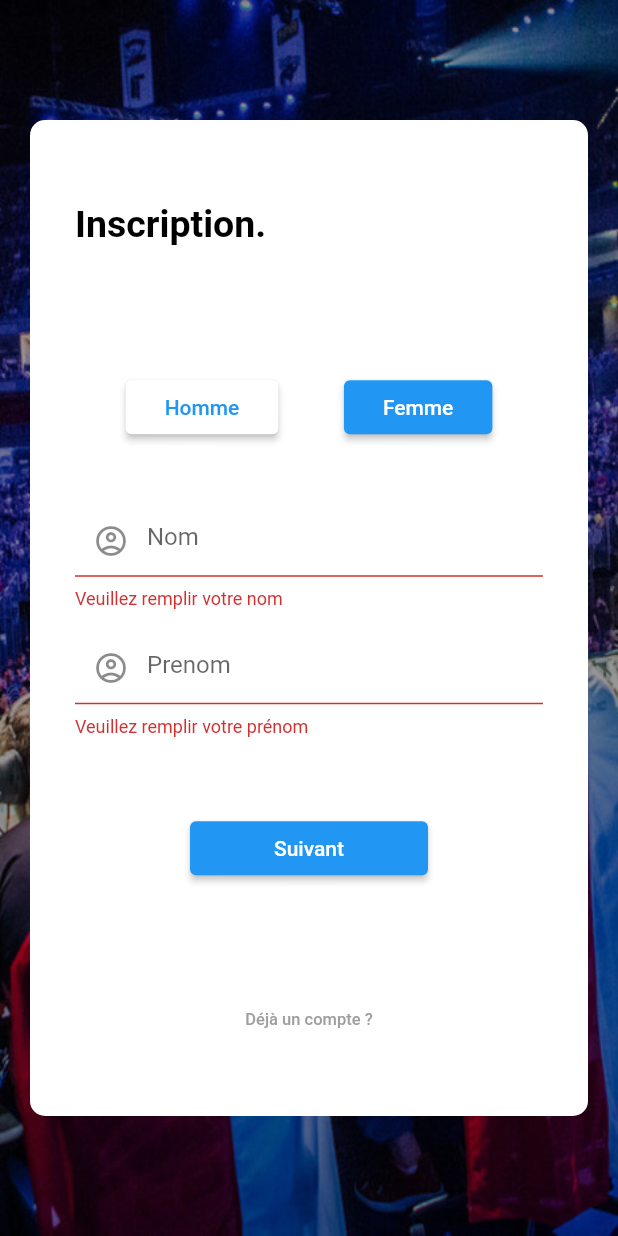
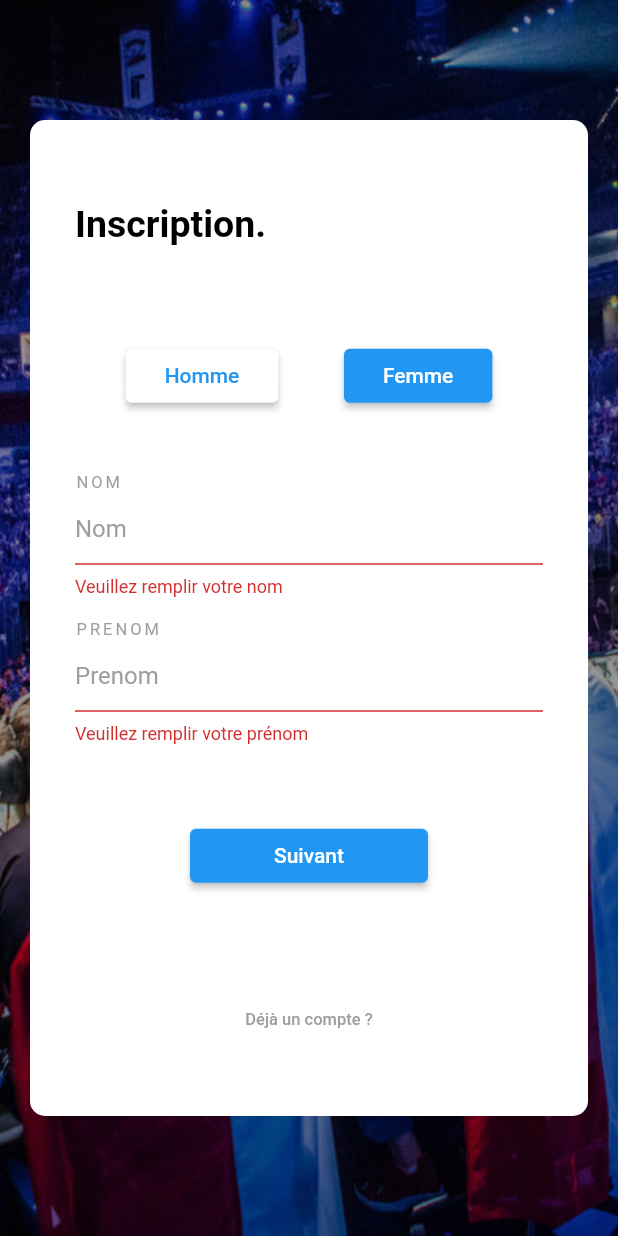
Before and after one commit to ynov-lyon-mobilite/Bet-It-mobileApp, a Flutter app: the RegisterPage screen opened by its route, after a tap on "Suivant", on a phone screen of 412 x 824 dp. Run offline on Flutter 3.47's test engine with Material 2 defaults, Android fonts, the phone set to English and light mode, and no system bars; drawn by our look-alikes of step_progress_indicator; our stand-ins replace cloud_firestore, country_picker, email_validator, firebase_auth, firebase_core, google_fonts; missing offline and left inert: ansicolor; accounts and stored records are empty.

Commit message:
Update register page & login

```diff
--- a/lib/screens/register_page.dart
+++ b/lib/screens/register_page.dart
@@ -61,11 +61,11 @@ class _RegisterPageState extends State<RegisterPage> {
                   color: Colors.white,
                   borderRadius: BorderRadius.all(Radius.circular(10)),
                 ),
-                child: Column(
-                  mainAxisAlignment: MainAxisAlignment.center,
+                child: Stack(
                   children: [
-                    Expanded(
-                      child: Align(
+                    Column(
+                      children: [
+                        Align(
                           alignment: Alignment.topLeft,
                           child: Padding(
                             padding: const EdgeInsets.only(top: 25.0),
@@ -79,9 +79,7 @@ class _RegisterPageState extends State<RegisterPage> {
                             ),
                           ),
                         ),
-                    ),
                         Expanded(
-                      flex: 3,
                           child: PageView(
                             physics: const NeverScrollableScrollPhysics(),
                             scrollDirection: Axis.horizontal,
@@ -89,14 +87,13 @@ class _RegisterPageState extends State<RegisterPage> {
                             children: [
                               Form(
                                 key: _formKeyNameSurname,
-                            child: Center(
                                 child: Flex(
+                                  mainAxisAlignment: MainAxisAlignment.center,
                                   direction: Axis.vertical,
                                   children: [
                                     Center(
                                       child: SingleChildScrollView(
                                         child: Column(
-                                        mainAxisAlignment: MainAxisAlignment.center,
                                           children: [
                                             buildGenderRow(),
                                             Padding(
@@ -140,12 +137,12 @@ class _RegisterPageState extends State<RegisterPage> {
                                   ],
                                 ),
                               ),
-                          ),
                               //Pseudo, Mail, Mdp
                               Form(
                                 key: _formKeyNicknameMail,
                                 child: Center(
                                   child: Flex(
+                                    mainAxisAlignment: MainAxisAlignment.center,
                                     direction: Axis.vertical,
                                     children: [
                                       Center(
@@ -233,6 +230,7 @@ class _RegisterPageState extends State<RegisterPage> {
                                 key: _formKeyDDNCountryCity,
                                 child: Center(
                                   child: Flex(
+                                    mainAxisAlignment: MainAxisAlignment.center,
                                     direction: Axis.vertical,
                                     children: [
                                       Center(
@@ -272,7 +270,7 @@ class _RegisterPageState extends State<RegisterPage> {
                                 ),
                               ),
                             ],
-                      ),
+                          )
                         ),
                         TextButton(
                           onPressed: () => Navigator.of(context).pop(),
@@ -293,6 +291,8 @@ class _RegisterPageState extends State<RegisterPage> {
                         ),
                       ],
                     ),
+                  ],
+                )
               ),
             ),
           ),
--- a/lib/widgets/country_city_date_birth_form.dart
+++ b/lib/widgets/country_city_date_birth_form.dart
@@ -37,7 +37,20 @@ class _CountryCityDateBirthFormState extends State<CountryCityDateBirthForm> {
                 widget.ddnController.text = "${selectedDate?.day}-${selectedDate?.month}-${selectedDate?.year}";
               });
             },
-            child: TextFormField(
+            child: Column(
+              children: [
+                const Align(
+                  child: Text(
+                    "DATE DE NAISSANCE",
+                    style: TextStyle(
+                      color: Colors.grey,
+                      letterSpacing: 2,
+                      fontSize: 11,
+                    ),
+                  ),
+                  alignment: Alignment.centerLeft,
+                ),
+                TextFormField(
                   enabled: false,
                   validator: (value) {
                     if (value == null || value.isEmpty) {
@@ -47,12 +60,11 @@ class _CountryCityDateBirthFormState extends State<CountryCityDateBirthForm> {
                   },
                   decoration: const InputDecoration(
                     hintText: "Date de naissance",
-                prefixIcon: Icon(
-                  Icons.calendar_today,
-                  size: 20,
-                ),
+                    hintStyle: TextStyle(color: Colors.grey)
                   ),
                   controller: widget.ddnController,
+                ),
+              ],
             ),
           ),
         ),
@@ -67,7 +79,20 @@ class _CountryCityDateBirthFormState extends State<CountryCityDateBirthForm> {
                 },
               );
             },
-            child: TextFormField(
+            child: Column(
+              children: [
+                const Align(
+                  child: Text(
+                    "PAYS DE NAISSANCE",
+                    style: TextStyle(
+                      color: Colors.grey,
+                      letterSpacing: 2,
+                      fontSize: 11,
+                    ),
+                  ),
+                  alignment: Alignment.centerLeft,
+                ),
+                TextFormField(
                   enabled: false,
                   validator: (value) {
                     if(value == null || value.isEmpty){
@@ -78,10 +103,25 @@ class _CountryCityDateBirthFormState extends State<CountryCityDateBirthForm> {
                   controller: widget.countryController,
                   decoration: const InputDecoration(
                     hintText: "Pays de naissance",
-                prefixIcon: Icon(Icons.map),
+                    hintStyle: TextStyle(color: Colors.grey)
+                  ),
+                ),
+              ],
             ),
           ),
         ),
+        Column(
+          children: [
+            const Align(
+              child: Text(
+                "VILLE DE NAISSANCE",
+                style: TextStyle(
+                  color: Colors.grey,
+                  letterSpacing: 2,
+                  fontSize: 11,
+                ),
+              ),
+              alignment: Alignment.centerLeft,
             ),
             TextFormField(
               validator: (value) {
@@ -93,8 +133,10 @@ class _CountryCityDateBirthFormState extends State<CountryCityDateBirthForm> {
               controller: widget.cityController,
               decoration: const InputDecoration(
                 hintText: "Ville de naissance",
-            prefixIcon: Icon(Icons.location_city_sharp),
+                hintStyle: TextStyle(color: Colors.grey)
               ),
+            ),
+          ],
         ),
       ],
     );
--- a/lib/widgets/name_surname_form.dart
+++ b/lib/widgets/name_surname_form.dart
@@ -16,7 +16,20 @@ class NameSurnameForm extends StatelessWidget {
       children: [
         Padding(
           padding: const EdgeInsets.only(bottom: 15.0),
-          child: TextFormField(
+          child: Column(
+            children: [
+              const Align(
+                child: Text(
+                  "NOM",
+                  style: TextStyle(
+                    color: Colors.grey,
+                    letterSpacing: 2,
+                    fontSize: 11,
+                  ),
+                ),
+                alignment: Alignment.centerLeft,
+              ),
+              TextFormField(
                 keyboardType: TextInputType.name,
                 validator: (value) {
                   if(value == null || value.isEmpty){
@@ -27,9 +40,24 @@ class NameSurnameForm extends StatelessWidget {
                 controller: nameController,
                 decoration: const InputDecoration(
                   hintText: "Nom",
-              prefixIcon: Icon(Icons.account_circle_outlined),
+                  hintStyle: TextStyle(color: Colors.grey)
                 ),
               ),
+            ],
+          ),
+        ),
+        Column(
+          children: [
+            const Align(
+              child: Text(
+                "PRENOM",
+                style: TextStyle(
+                  color: Colors.grey,
+                  letterSpacing: 2,
+                  fontSize: 11,
+                ),
+              ),
+              alignment: Alignment.centerLeft,
             ),
             TextFormField(
               validator: (value) {
@@ -41,8 +69,10 @@ class NameSurnameForm extends StatelessWidget {
               controller: surnameController,
               decoration: const InputDecoration(
                 hintText: "Prenom",
-            prefixIcon: Icon(Icons.account_circle_outlined),
+                hintStyle: TextStyle(color: Colors.grey,)
               ),
+            ),
+          ],
         ),
       ],
     );
--- a/lib/widgets/nickname_mail_form.dart
+++ b/lib/widgets/nickname_mail_form.dart
@@ -15,6 +15,19 @@ class NicknameMailForm extends StatelessWidget {
   Widget build(BuildContext context) {
     return Column(
       children: [
+        Column(
+          children: [
+            const Align(
+              child: Text(
+                "PSEUDO",
+                style: TextStyle(
+                  color: Colors.grey,
+                  letterSpacing: 2,
+                  fontSize: 11,
+                ),
+              ),
+              alignment: Alignment.centerLeft,
+            ),
             TextFormField(
               validator: (value) {
                 if(value == null || value.isEmpty){
@@ -24,13 +37,28 @@ class NicknameMailForm extends StatelessWidget {
               },
               decoration: const InputDecoration(
                 hintText: "Pseudo",
-            prefixIcon: Icon(Icons.person),
+                hintStyle: TextStyle(color: Colors.grey),
               ),
               controller: nicknameController,
             ),
+          ],
+        ),
         Padding(
           padding: const EdgeInsets.only(top: 25.0),
-          child: TextFormField(
+          child: Column(
+            children: [
+              const Align(
+                child: Text(
+                  "ADRESSE MAIL",
+                  style: TextStyle(
+                    color: Colors.grey,
+                    letterSpacing: 2,
+                    fontSize: 11,
+                  ),
+                ),
+                alignment: Alignment.centerLeft,
+              ),
+              TextFormField(
                 keyboardType: TextInputType.emailAddress,
                 validator: (value) {
                   if(value == null || value.isEmpty || !EmailValidator.validate(value)){
@@ -41,8 +69,10 @@ class NicknameMailForm extends StatelessWidget {
                 controller: mailController,
                 decoration: const InputDecoration(
                   hintText: "Adresse mail",
-              prefixIcon: Icon(Icons.mail_outline_outlined),
+                  hintStyle: TextStyle(color: Colors.grey)
                 ),
+              ),
+            ],
           ),
         ),
       ],
--- a/lib/widgets/password_form.dart
+++ b/lib/widgets/password_form.dart
@@ -16,7 +16,20 @@ class PasswordForm extends StatelessWidget {
       children: [
         Padding(
           padding: const EdgeInsets.only(bottom: 25.0),
-          child: TextFormField(
+          child: Column(
+            children: [
+              const Align(
+                child: Text(
+                  "MOT DE PASSE",
+                  style: TextStyle(
+                    color: Colors.grey,
+                    letterSpacing: 2,
+                    fontSize: 11,
+                  ),
+                ),
+                alignment: Alignment.centerLeft,
+              ),
+              TextFormField(
                 validator: (value) {
                   if(value == null || value.isEmpty){
                     return "Merci de rentrer un mot de passe";
@@ -30,13 +43,25 @@ class PasswordForm extends StatelessWidget {
                 keyboardType: TextInputType.visiblePassword,
                 decoration: const InputDecoration(
                   hintText: "Mot de passe",
-              prefixIcon: Icon(
-                Icons.lock,
-                size: 20,
-              ),
+                  hintStyle: TextStyle(color: Colors.grey),
                 ),
                 controller: passwordController,
               ),
+            ],
+          ),
+        ),
+        Column(
+          children: [
+            const Align(
+              child: Text(
+                "CONFIRMATION DE MOT DE PASSE",
+                style: TextStyle(
+                  color: Colors.grey,
+                  letterSpacing: 2,
+                  fontSize: 11,
+                ),
+              ),
+              alignment: Alignment.centerLeft,
             ),
             TextFormField(
               validator: (value) {
@@ -52,12 +77,11 @@ class PasswordForm extends StatelessWidget {
               keyboardType: TextInputType.visiblePassword,
               decoration: const InputDecoration(
                 hintText: "Confirmation",
-            prefixIcon: Icon(
-              Icons.lock,
-              size: 20,
-            ),
+                hintStyle: TextStyle(color: Colors.grey)
               ),
               controller: passwordConfirmationController,
+            ),
+          ],
         ),
       ],
     );
```
Lines whose indentation alone changed are shown as unchanged.
